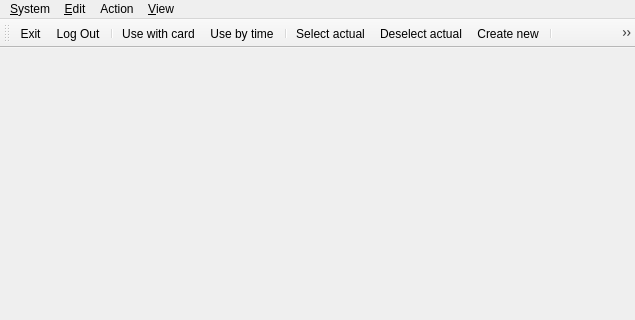
This is client/wndmain.ui in tbikfalvi/Belenus as Qt 5 draws it before an edit; both pictures show x 0 to 635 and y 0 to 320 of the 635 by 579 pixel window. The edited form follows.
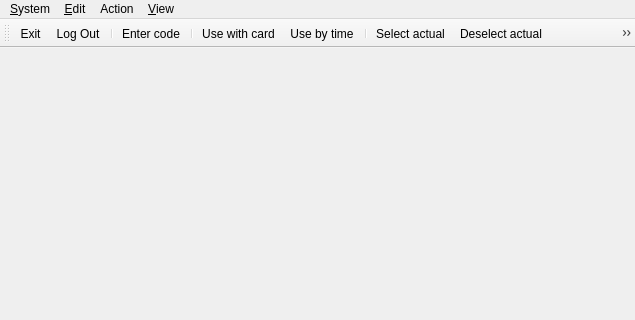
This is the edited form.

Commit message: Start input dialog

```diff
--- a/client/wndmain.ui
+++ b/client/wndmain.ui
@@ -126,6 +126,8 @@
    <addaction name="action_Exit"/>
    <addaction name="action_LogOut"/>
    <addaction name="separator"/>
+   <addaction name="action_EnterCode"/>
+   <addaction name="separator"/>
    <addaction name="action_UseWithCard"/>
    <addaction name="action_UseByTime"/>
    <addaction name="separator"/>
@@ -273,6 +275,11 @@
     <string>Use device with defined time period</string>
    </property>
   </action>
+  <action name="action_EnterCode">
+   <property name="text">
+    <string>Enter code</string>
+   </property>
+  </action>
  </widget>
  <resources/>
  <connections>
```
The commit also changes 3 other files.
